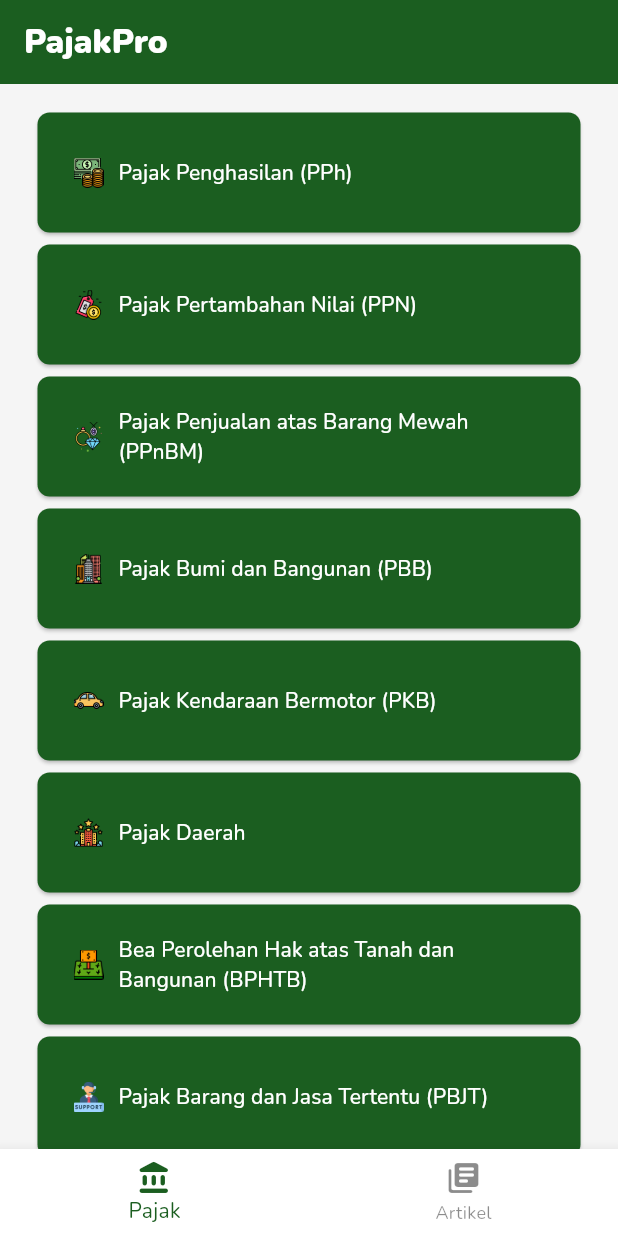
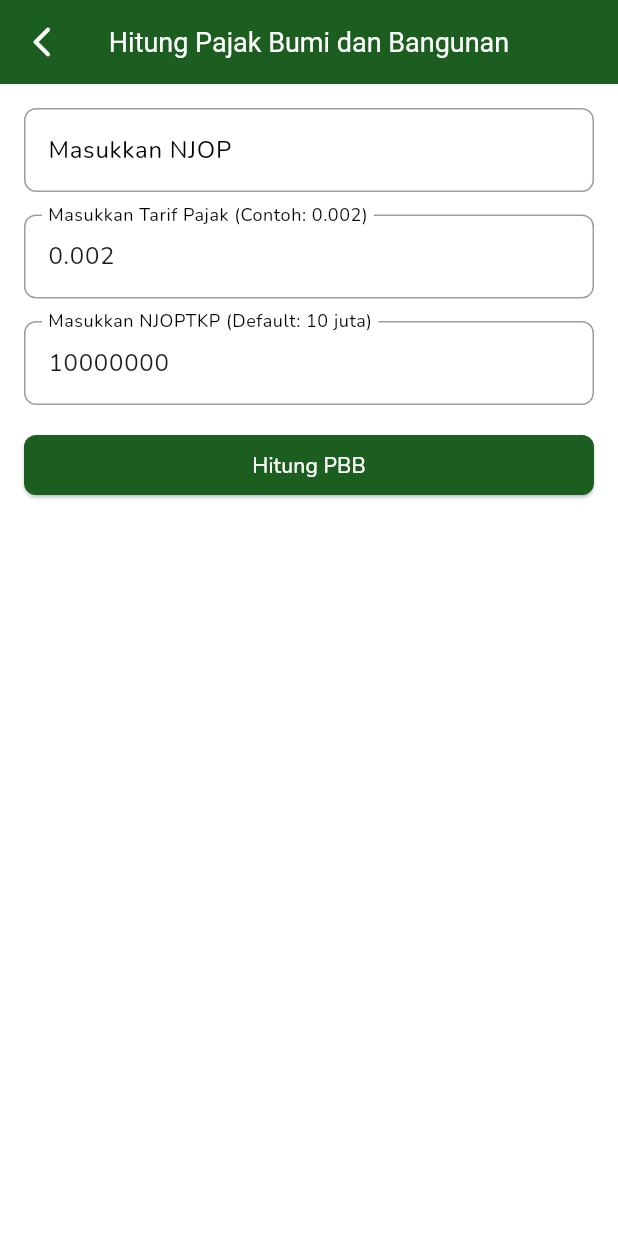
Before and after one commit to muuri19/PajakPro, a Flutter app: the screen it shows after launch, after a tap on "Pajak Bumi dan Bangunan (PBB)", on a phone screen of 412 x 824 dp. Run offline on Flutter 3.47's test engine with Material 3 defaults, Android fonts, the phone set to English and light mode, and no system bars; our stand-ins replace cached_network_image, google_fonts, loading_animation_widget; network calls fail.

Commit message:
add feature: all feature

```diff
--- /dev/null
+++ b/lib/features/pajak_bumi_bangunan/models/pbb_calculator.dart
@@ -0,0 +1,19 @@
+class PBBCalculator {
+  final double njop;
+  final double njoptkp;
+  final double taxRate;
+
+  PBBCalculator({
+    required this.njop,
+    this.njoptkp = 10000000, // Default NJOPTKP 10 juta
+    this.taxRate = 0.002, // Tarif pajak 0.2%
+  });
+
+  double calculatePBB() {
+    double taxableAmount = njop - njoptkp;
+    if (taxableAmount < 0) {
+      taxableAmount = 0;
+    }
+    return taxableAmount * taxRate;
+  }
+}
--- /dev/null
+++ b/lib/features/pajak_bumi_bangunan/ui/pbb_calculator_page.dart
@@ -0,0 +1,151 @@
+import 'package:flutter/material.dart';
+import 'package:pajakpro/widgets/button_calculate.dart';
+import 'package:pajakpro/widgets/custom_appbar.dart';
+
+import '../models/pbb_calculator.dart';
+
+class PbbCalculatorPage extends StatefulWidget {
+  static const routeName = 'Pajak-Bumi-Bangunan';
+
+  const PbbCalculatorPage({super.key});
+
+  @override
+  _PbbCalculatorPageState createState() => _PbbCalculatorPageState();
+}
+
+class _PbbCalculatorPageState extends State<PbbCalculatorPage> {
+  final _formKey = GlobalKey<FormState>();
+  final TextEditingController njopController = TextEditingController();
+  final TextEditingController taxRateController =
+      TextEditingController(text: '0.002');
+  final TextEditingController njoptkpController =
+      TextEditingController(text: '10000000');
+
+  double? pbbResult;
+
+  void _calculatePBB() {
+    if (_formKey.currentState!.validate()) {
+      double njop = double.parse(njopController.text);
+      double taxRate = double.parse(taxRateController.text);
+      double njoptkp = double.parse(njoptkpController.text);
+
+      PBBCalculator calculator =
+          PBBCalculator(njop: njop, taxRate: taxRate, njoptkp: njoptkp);
+      setState(() {
+        pbbResult = calculator.calculatePBB();
+      });
+    }
+  }
+
+  @override
+  Widget build(BuildContext context) {
+    return Scaffold(
+      appBar: const CustomAppBar(title: "Hitung Pajak Bumi dan Bangunan"),
+      body: Padding(
+        padding: const EdgeInsets.all(16.0),
+        child: Form(
+          key: _formKey,
+          child: Column(
+            children: [
+              TextFormField(
+                controller: njopController,
+                keyboardType: TextInputType.number,
+                decoration: InputDecoration(
+                  labelText: 'Masukkan NJOP',
+                  labelStyle: const TextStyle(color: Colors.black),
+                  enabledBorder: const OutlineInputBorder(
+                      borderRadius: BorderRadius.all(Radius.circular(8)),
+                      borderSide: BorderSide(color: Colors.black38, width: 1)),
+                  focusedBorder: OutlineInputBorder(
+                      borderRadius: const BorderRadius.all(Radius.circular(8)),
+                      borderSide:
+                          BorderSide(color: Colors.green.shade900, width: 2)),
+                ),
+                validator: (value) {
+                  if (value == null || value.isEmpty) {
+                    return 'NJOP wajib diisi';
+                  }
+                  return null;
+                },
+              ),
+              const SizedBox(
+                height: 15,
+              ),
+              TextFormField(
+                controller: taxRateController,
+                keyboardType: TextInputType.number,
+                decoration: InputDecoration(
+                  labelText: 'Masukkan Tarif Pajak (Contoh: 0.002)',
+                  labelStyle: const TextStyle(color: Colors.black),
+                  enabledBorder: const OutlineInputBorder(
+                      borderRadius: BorderRadius.all(Radius.circular(8)),
+                      borderSide: BorderSide(color: Colors.black38, width: 1)),
+                  focusedBorder: OutlineInputBorder(
+                      borderRadius: const BorderRadius.all(Radius.circular(8)),
+                      borderSide:
+                          BorderSide(color: Colors.green.shade900, width: 2)),
+                ),
+                validator: (value) {
+                  if (value == null || value.isEmpty) {
+                    return 'Tarif pajak wajib diisi';
+                  }
+                  return null;
+                },
+              ),
+              const SizedBox(
+                height: 15,
+              ),
+              TextFormField(
+                controller: njoptkpController,
+                keyboardType: TextInputType.number,
+                decoration: InputDecoration(
+                  labelText: 'Masukkan NJOPTKP (Default: 10 juta)',
+                  labelStyle: const TextStyle(color: Colors.black),
+                  enabledBorder: const OutlineInputBorder(
+                      borderRadius: BorderRadius.all(Radius.circular(8)),
+                      borderSide: BorderSide(color: Colors.black38, width: 1)),
+                  focusedBorder: OutlineInputBorder(
+                      borderRadius: const BorderRadius.all(Radius.circular(8)),
+                      borderSide:
+                          BorderSide(color: Colors.green.shade900, width: 2)),
+                ),
+              ),
+              const SizedBox(height: 20),
+              ButtonCalculate(
+                  onPressed: _calculatePBB,
+                  text: "Hitung PBB",
+                  color: Colors.green.shade900),
+              const SizedBox(
+                height: 15,
+              ),
+              if (pbbResult != null)
+                Card(
+                  child: SizedBox(
+                    width: MediaQuery.of(context).size.width,
+                    child: Padding(
+                      padding: const EdgeInsets.all(20.0),
+                      child: Column(
+                        crossAxisAlignment: CrossAxisAlignment.start,
+                        children: [
+                          const Text(
+                            "💵 PBB yang harus dibayar",
+                            style: TextStyle(
+                                fontWeight: FontWeight.bold, fontSize: 18),
+                          ),
+                          const SizedBox(height: 3),
+                          Text(
+                            'Rp ${pbbResult!.toStringAsFixed(2)}',
+                            style: const TextStyle(fontSize: 18),
+                          ),
+                        ],
+                      ),
+                    ),
+                  ),
+                )
+            ],
+          ),
+        ),
+      ),
+    );
+  }
+}
--- a/lib/main.dart
+++ b/lib/main.dart
@@ -1,5 +1,8 @@
 import 'package:flutter/material.dart';
 import 'package:google_fonts/google_fonts.dart';
+import 'package:pajakpro/features/bea_perolehan_hak_tanah_bangunan/ui/bphtb_calculator_page.dart';
+import 'package:pajakpro/features/pajak_bumi_bangunan/ui/pbb_calculator_page.dart';
+import 'package:pajakpro/features/pajak_kendaraan_bermotor/ui/pkb_calculator_page.dart';
 import 'package:pajakpro/features/pajak_penghasilan/ui/pph_calculator_page.dart';
 import 'package:pajakpro/features/pajak_penjualan_barang_mewah/ui/ppnbm_calculator_page.dart';
 import 'package:pajakpro/features/pajak_pertambahan_nilai/ui/ppn_calculator_page.dart';
@@ -34,6 +37,10 @@ class MyApp extends StatelessWidget {
         PphCalculatorPage.routeName: (context) => const PphCalculatorPage(),
         PpnCalculatorPage.routeName: (context) => const PpnCalculatorPage(),
         PpnbmCalculatorPage.routeName: (context) => const PpnbmCalculatorPage(),
+        PbbCalculatorPage.routeName: (context) => PbbCalculatorPage(),
+        PkbCalculatorPage.routeName: (context) => const PkbCalculatorPage(),
+        BphtbCalculatorPage.routeName: (context) => const BphtbCalculatorPage()
+
       },
     );
   }
--- a/lib/pages/dashboard_page.dart
+++ b/lib/pages/dashboard_page.dart
@@ -1,4 +1,7 @@
 import 'package:flutter/material.dart';
+import 'package:pajakpro/features/bea_perolehan_hak_tanah_bangunan/ui/bphtb_calculator_page.dart';
+import 'package:pajakpro/features/pajak_bumi_bangunan/ui/pbb_calculator_page.dart';
+import 'package:pajakpro/features/pajak_kendaraan_bermotor/ui/pkb_calculator_page.dart';
 import 'package:pajakpro/features/pajak_penghasilan/ui/pph_calculator_page.dart';
 import 'package:pajakpro/features/pajak_penjualan_barang_mewah/ui/ppnbm_calculator_page.dart';
 import 'package:pajakpro/features/pajak_pertambahan_nilai/ui/ppn_calculator_page.dart';
@@ -49,28 +52,24 @@ class DashboardPage extends StatelessWidget {
               ButtonMenuDashboard(
                 imagePath: 'assets/icons/pajak-bumi-dan-bangunan.png',
                 text: "Pajak Bumi dan Bangunan (PBB)",
-                onPressed: () {},
+                onPressed: () {
+                  Navigator.pushNamed(context, PbbCalculatorPage.routeName);
+                },
               ),
               ButtonMenuDashboard(
                 imagePath: 'assets/icons/pajak-kendaraan-bermotor.png',
                 text: "Pajak Kendaraan Bermotor (PKB)",
-                onPressed: () {},
-              ),
-              ButtonMenuDashboard(
-                imagePath: 'assets/icons/pajak-daerah.png',
-                text: "Pajak Daerah",
-                onPressed: () {},
+                onPressed: () {
+                  Navigator.pushNamed(context, PkbCalculatorPage.routeName);
+                },
               ),
               ButtonMenuDashboard(
                 imagePath:
                     'assets/icons/bea-perolehan-hak-atas-tanah-dan-bangunan.png',
                 text: "Bea Perolehan Hak atas Tanah dan Bangunan (BPHTB)",
-                onPressed: () {},
-              ),
-              ButtonMenuDashboard(
-                imagePath: 'assets/icons/pajak-barang-dan-jasa.png',
-                text: "Pajak Barang dan Jasa Tertentu (PBJT)",
-                onPressed: () {},
+                onPressed: () {
+                  Navigator.pushNamed(context, BphtbCalculatorPage.routeName);
+                },
               ),
             ],
           ),
--- a/lib/widgets/custom_textfield.dart
+++ b/lib/widgets/custom_textfield.dart
@@ -13,8 +13,8 @@ class CustomTextfield extends StatelessWidget {
       controller: controller,
       keyboardType: TextInputType.number,
       decoration: InputDecoration(
+          labelText: labelText,
           labelStyle: const TextStyle(color: Colors.black),
-          labelText: labelText,
           enabledBorder: const OutlineInputBorder(
               borderRadius: BorderRadius.all(Radius.circular(8)),
               borderSide: BorderSide(color: Colors.black38, width: 1)),
```
Also changed, not shown: lib/features/bea_perolehan_hak_tanah_bangunan/ui/bphtb_calculator_page.dart (added, +81 -0 lines), lib/features/pajak_kendaraan_bermotor/models/pkb_calculator.dart (added, +10 -0 lines), lib/features/pajak_kendaraan_bermotor/ui/pkb_calculator_page.dart (added, +73 -0 lines).
